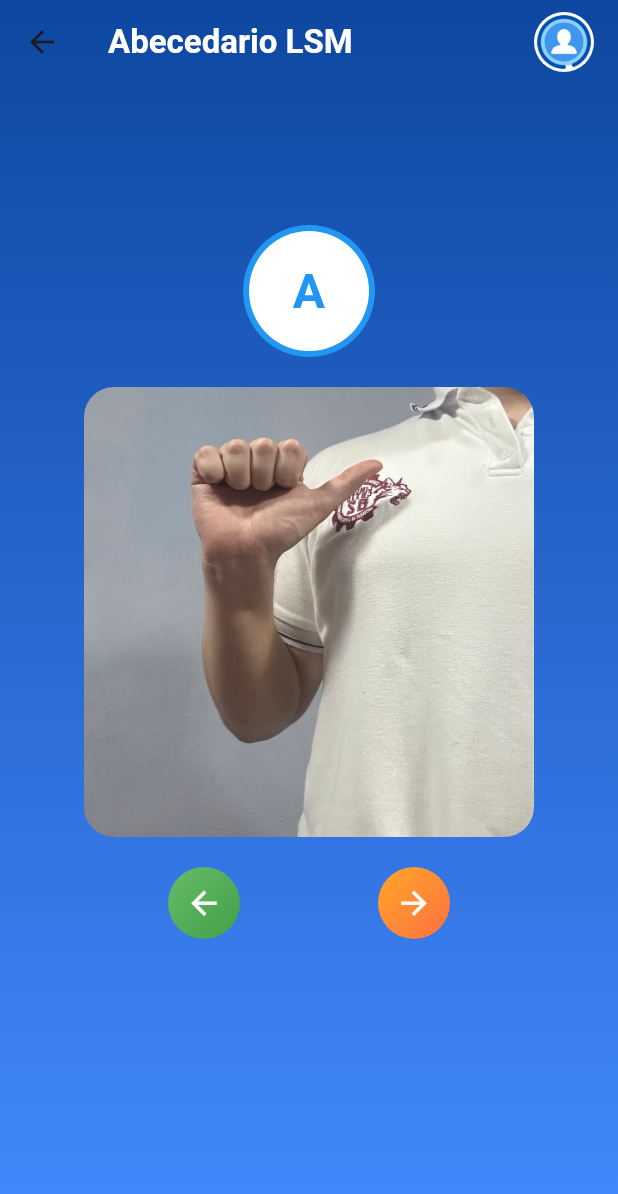
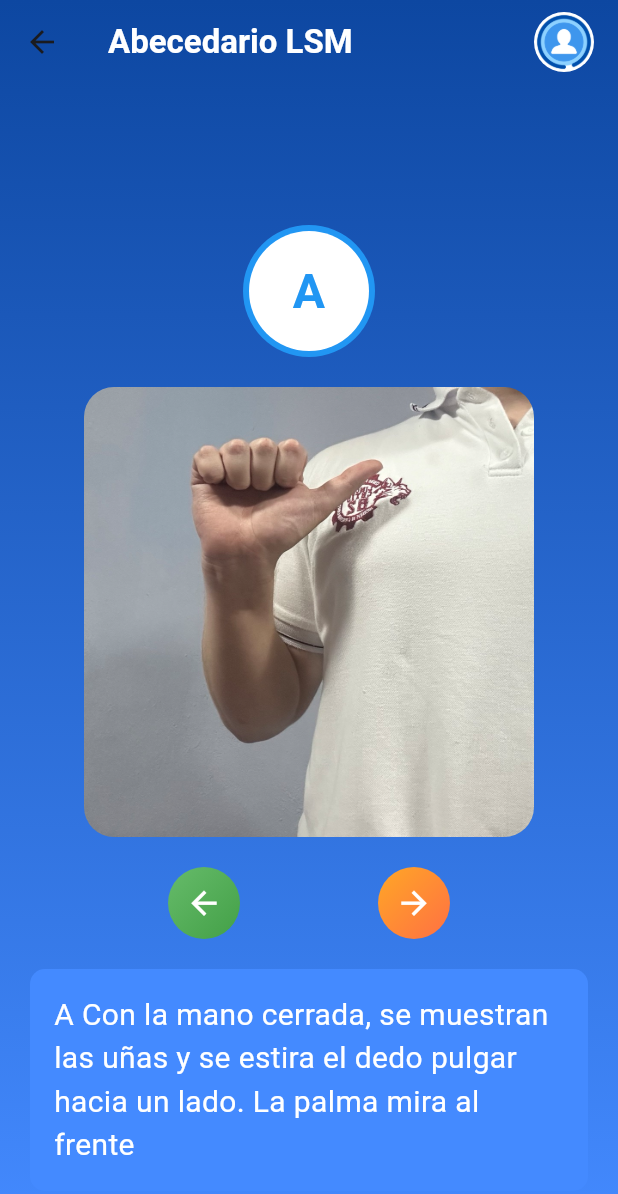
Before and after one commit to RommelOlachea/app-mqh-cbtis62, a Flutter app: the AlphabetScreen screen opened by its route, on a phone screen of 412 x 824 dp. Shown: the top 1194 px of the screen. Run offline on Flutter 3.47's test engine with Material 3 defaults, Android fonts, the phone set to English and light mode, and no system bars; our stand-ins replace flutter_secure_storage, go_router, video_player; accounts and stored records are empty.

Commit message:
se agrego un container para las descripciones en los Topics

```diff
--- a/lib/presentation/screens/topics/alphabet_screen.dart
+++ b/lib/presentation/screens/topics/alphabet_screen.dart
@@ -6,37 +6,37 @@ class AlphabetScreen extends StatefulWidget {
 }
 
 class _AlphabetScreenState extends State<AlphabetScreen> {
-  final List<String> mediaList = [
-    'assets/topics/alphabet/A.jpg',
-    'assets/topics/alphabet/B.jpg',
-    'assets/topics/alphabet/C.jpg',
-    'assets/topics/alphabet/D.jpg',
-    'assets/topics/alphabet/E.jpg',
-    'assets/topics/alphabet/F.jpg',
-    'assets/topics/alphabet/G.jpg',
-    'assets/topics/alphabet/H.jpg',
-    'assets/topics/alphabet/I.jpg',
-    'assets/topics/alphabet/J.gif',
-    // 'assets/topics/alphabet/K.jpg', //todo: hace falta generar este recurso con kaleb y litzi
-    'assets/topics/alphabet/L.jpg',
-    'assets/topics/alphabet/LL.gif',
-    'assets/topics/alphabet/M.jpg',
-    'assets/topics/alphabet/N.jpg',
-    'assets/topics/alphabet/NN.gif',
-    'assets/topics/alphabet/O.jpg',
-    'assets/topics/alphabet/P.jpg',
-    'assets/topics/alphabet/Q.gif',
-    'assets/topics/alphabet/R.gif',
-    'assets/topics/alphabet/RR.gif',
-    'assets/topics/alphabet/S.jpg',
-    'assets/topics/alphabet/T.jpg',
-    'assets/topics/alphabet/U.jpg',
-    'assets/topics/alphabet/V.jpg',
-    'assets/topics/alphabet/W.jpg',
-    'assets/topics/alphabet/X.gif',
-    'assets/topics/alphabet/Y.jpg',
-    'assets/topics/alphabet/Z.gif',
-  ];
+  final Map<String, String> mediaList = {
+    'assets/topics/alphabet/A.jpg' : 'A Con la mano cerrada, se muestran las uñas y se estira el dedo pulgar hacia un lado. La palma mira al frente',
+    'assets/topics/alphabet/B.jpg' : 'B Los dedos índice, medio, anular y meñique se estiran bien unidos y el pulgar se dobla hacia la palma, la cual mira al frente.',
+    'assets/topics/alphabet/C.jpg' : 'C Los dedos índice, medio, anular y meñique se mantienen bien unidos y en posición cóncava; el pulgar también se pone en esa posición. La palma mira a un lado.',
+    'assets/topics/alphabet/D.jpg' : 'D Los dedos medio, anular, meñique y pulgar se unen por las puntas y el dedo índice se estira. La palma mira al frente.',
+    'assets/topics/alphabet/E.jpg' : 'E Se doblan los dedos completamente, y se muestran las uñas. La palma mira al frente',
+    'assets/topics/alphabet/F.jpg' : 'F Con la mano abierta y los dedos bien unidos, se dobla el índice hasta que su parte lateral toque la yema del pulgar. La palma mira a un lado',
+    'assets/topics/alphabet/G.jpg' : 'G Se cierra la mano y los dedos índice y pulgar se estiran. La palma mira hacia usted.',
+    'assets/topics/alphabet/H.jpg' : 'H Con la mano cerrada y los dedos índice y medio bien estirados y unidos, se extiende el dedo pulgar señalando hacia arriba. La palma mira hacia usted.',
+    'assets/topics/alphabet/I.jpg' : 'I Con la mano cerrada, el dedo meñique se estira señalando hacia arriba. La palma se pone de lado.',
+    'assets/topics/alphabet/J.gif' : 'J Con la mano cerrada, el dedo meñique bien estirado señalando hacia arriba y la palma a un lado dibuja una j en el aire.',
+    // 'assets/topics/alphabet/K.jpg' : 'K Se cierra la mano con los dedos índice, medio y pulgar estirados. La yema del pulgar se pone entre el índice y el medio. Se mueve la muñeca hacia arriba.', //todo: hace falta generar este recurso con kaleb y litzi
+    'assets/topics/alphabet/L.jpg' : 'L Con la mano cerrada y los dedos índice y pulgar estirados, se forma una l. La palma mira al frente.',
+    'assets/topics/alphabet/LL.gif' : '',
+    'assets/topics/alphabet/M.jpg' : 'M Con la mano cerrada, se ponen los dedos índice, medio y anular sobre el pulgar.',
+    'assets/topics/alphabet/N.jpg' : 'N Con la mano cerrada, se ponen los dedos índice y medio sobre el pulgar.',
+    'assets/topics/alphabet/NN.gif' : '',
+    'assets/topics/alphabet/O.jpg' : 'O Con la mano se forma una letra o. Todos los dedos se tocan por las puntas.',
+    'assets/topics/alphabet/P.jpg' : 'P Con la mano cerrada y los dedos índice, medio y pulgar estirados, se pone la yema del pulgar entre el índice y el medio.',
+    'assets/topics/alphabet/Q.gif' : 'Q Con la mano cerrada, se ponen los dedos índice y pulgar en posición de garra. La palma mira hacia abajo, y se mueve la muñeca hacia los lados.',
+    'assets/topics/alphabet/R.gif' : 'R Con la mano cerrada, se estiran y entrelazan los dedos índice y medio. La palma mira al frente.',
+    'assets/topics/alphabet/RR.gif' : '',
+    'assets/topics/alphabet/S.jpg' : 'S Con la mano cerrada, se pone el pulgar sobre los otros dedos. La palma mira al frente.',
+    'assets/topics/alphabet/T.jpg' : 'T Con la mano cerrada, el pulgar se pone entre el índice y el medio. La palma mira al frente.',
+    'assets/topics/alphabet/U.jpg' : 'U Con la mano cerrada, se estiran los dedos índice y medio unidos. La palma mira al frente.',
+    'assets/topics/alphabet/V.jpg' : 'V Con la mano cerrada, se estiran los dedos índice y medio separados. La palma mira al frente.',
+    'assets/topics/alphabet/W.jpg' : 'W Con la mano cerrada, se estiran los dedos índice, medio y anular separados. La palma mira al frente.',
+    'assets/topics/alphabet/X.gif' : 'X Con la mano cerrada, el índice y el pulgar en posición de garra y la palma dirigida a un lado, se realiza un movimiento al frente y de regreso.',
+    'assets/topics/alphabet/Y.jpg' : 'Y Con la mano cerrada, se estira el meñique y el pulgar. La palma mira hacia usted.',
+    'assets/topics/alphabet/Z.gif' : 'Z Con la mano cerrada, el dedo índice estirado y la palma al frente, se dibuja una letra z en el aire.',
+  };
 
   int currentIndex = 0;
 
@@ -62,8 +62,11 @@ class _AlphabetScreenState extends State<AlphabetScreen> {
 
   @override
   Widget build(BuildContext context) {
-    final currentMedia = mediaList[currentIndex];
+    final currentMedia = mediaList.keys.elementAt(currentIndex);
+
     final currentLetter = _getLetterFromMedia(currentMedia);
+
+    final  description =  mediaList[currentMedia];
 
     return Scaffold(
       extendBodyBehindAppBar: true,
@@ -178,6 +181,19 @@ class _AlphabetScreenState extends State<AlphabetScreen> {
                   ),
                 ],
               ),
+              const SizedBox(height: 20,),
+              Container(
+                padding: EdgeInsets.all(16),
+                decoration: BoxDecoration(
+                  color: Colors.blueAccent,
+                  borderRadius: BorderRadius.circular(10),
+                ),
+                child: Text(
+                  description ?? 'Sin descripción',
+                  style: TextStyle(fontSize: 20, color: Colors.white),
+                ),
+              ),
+
             ],
           ),
         ),
--- a/lib/presentation/screens/topics/numbers_screen.dart
+++ b/lib/presentation/screens/topics/numbers_screen.dart
@@ -6,29 +6,29 @@ class NumberScreen extends StatefulWidget {
 }
 
 class _NumberScreenState extends State<NumberScreen> {
-  final List<String> mediaList = [
-    'assets/topics/numbers/1.jpg',
-    'assets/topics/numbers/2.jpg',
-    'assets/topics/numbers/3.jpg',
-    'assets/topics/numbers/4.jpg',
-    'assets/topics/numbers/5.jpg',
-    'assets/topics/numbers/6.jpg',
-    'assets/topics/numbers/7.jpg',
-    'assets/topics/numbers/8.jpg',
-    'assets/topics/numbers/9.gif',
-    'assets/topics/numbers/10.gif',
-    'assets/topics/numbers/11.gif',
-    'assets/topics/numbers/12.gif',
-    'assets/topics/numbers/13.gif',
-    'assets/topics/numbers/14.gif',
-    'assets/topics/numbers/15.gif',
-    'assets/topics/numbers/16.gif',
-    'assets/topics/numbers/17.gif',
-    'assets/topics/numbers/18.gif',
-    'assets/topics/numbers/19.gif',
-    'assets/topics/numbers/20.gif',
-    'assets/topics/numbers/100.gif',
-  ];
+  final Map<String, String> mediaList = {
+    'assets/topics/numbers/1.jpg': 'UNO Se estira el índice con la palma al frente.',
+    'assets/topics/numbers/2.jpg': 'DOS Se estiran los dedos índice y medio.',
+    'assets/topics/numbers/3.jpg': 'TRES Se estiran los dedos índice, medio y anular con la palma al frente.',
+    'assets/topics/numbers/4.jpg': 'CUATRO Se estiran los dedos índice, medio, anular y meñique.',
+    'assets/topics/numbers/5.jpg': 'CINCO Se abre la mano con la palma al frente y los dedos separados.',
+    'assets/topics/numbers/6.jpg': 'SEIS Se hace la letra a con el pulgar hacia arriba.',
+    'assets/topics/numbers/7.jpg': 'SIETE Se hace una letra g, colocada en forma inclinada.',
+    'assets/topics/numbers/8.jpg': 'OCHO Se estiran los dedos pulgar, índice y medio, separados con la palma hacia usted.',
+    'assets/topics/numbers/9.gif': 'NUEVE Se hace la letra b con la palma hacia usted. Luego se cierran los dedos rodeando el pulgar.',
+    'assets/topics/numbers/10.gif': 'DIEZ Se hace el número 5 con la palma hacia arriba, y se rota la mano rápidamente hacia abajo.',
+    'assets/topics/numbers/11.gif': 'ONCE Se hace la letra a con la palma hacia usted y el dedo pulgar señalando hacia arriba, y se rota la mano arriba y a un lado.',
+    'assets/topics/numbers/12.gif': 'DOCE Se hace el número 7, y se mueve la mano arriba y a un lado.',
+    'assets/topics/numbers/13.gif': 'TRECE Se hace el número 8, y se rota la mano arriba y a un lado.',
+    'assets/topics/numbers/14.gif': 'CATORCE Se estiran los dedos índice, medio, anular y meñique, y se mueve la mano arriba y a un lado.',
+    'assets/topics/numbers/15.gif': 'QUINCE Se hace el número 5 y se rota la mano arriba y a un lado.',
+    'assets/topics/numbers/16.gif': 'DIECISEIS Se hace el número 6 con la palma hacia abajo, y se mueve hacia adelante.',
+    'assets/topics/numbers/17.gif': 'DIECISIETE Se hace el número 7 con la palma hacia abajo, y se mueve hacia adelante.',
+    'assets/topics/numbers/18.gif': 'DIECIOCHO Se hace el número 8 con la punta de los dedos señalando al frente, y se mueve hacia adelante',
+    'assets/topics/numbers/19.gif': 'DIECINUEVE Se hace el número 4 con la punta de los dedos señalando al frente, y se mueve hacia adelante.',
+    'assets/topics/numbers/20.gif': 'VEINTE Con el puño cerrado y los dedos pulgar e Indice estirados, forma una "C" y los pellizcas repetidamente',
+    'assets/topics/numbers/100.gif': 'Cien Se estira el índice, y se mueve a un lado hasta transformarse en c.',
+  };
 
   int currentIndex = 0;
 
@@ -54,8 +54,10 @@ class _NumberScreenState extends State<NumberScreen> {
 
   @override
   Widget build(BuildContext context) {
-    final currentMedia = mediaList[currentIndex];
+    final currentMedia = mediaList.keys.elementAt(currentIndex);
     final currentLetter = _getLetterFromMedia(currentMedia);
+
+    final  description =  mediaList[currentMedia];
 
     return Scaffold(
       extendBodyBehindAppBar: true,
@@ -170,6 +172,18 @@ class _NumberScreenState extends State<NumberScreen> {
                   ),
                 ],
               ),
+              const SizedBox(height: 20,),
+              Container(
+                padding: EdgeInsets.all(16),
+                decoration: BoxDecoration(
+                  color: Colors.blueAccent,
+                  borderRadius: BorderRadius.circular(10),
+                ),
+                child: Text(
+                  description ?? 'Sin descripción',
+                  style: TextStyle(fontSize: 20, color: Colors.white),
+                ),
+              )
             ],
           ),
         ),
```
